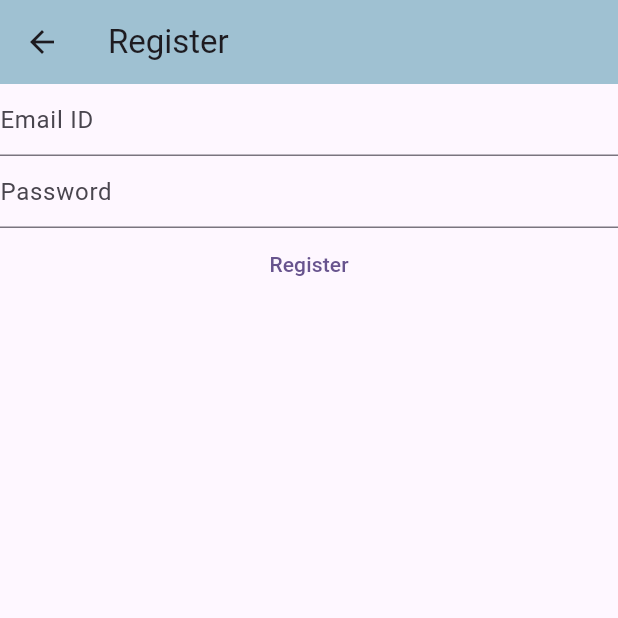
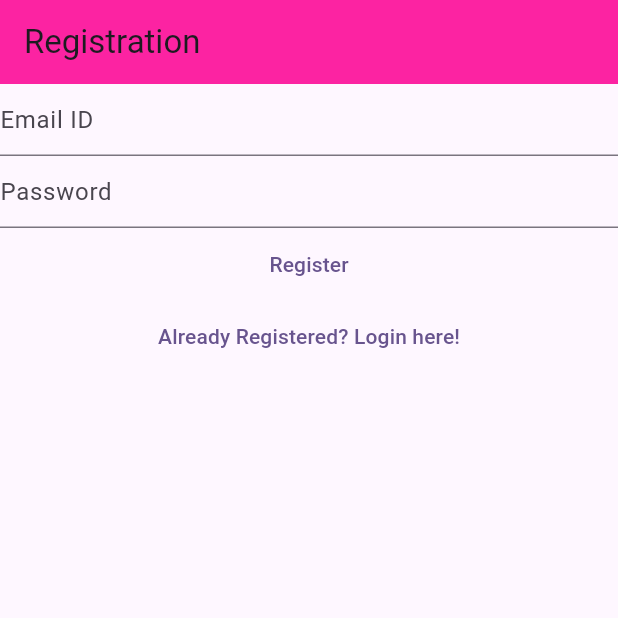
Before and after one commit to acandmishra/notes_app, a Flutter app: the RegisterView screen opened directly, on a phone screen of 412 x 824 dp, the top half of it. Run offline on Flutter 3.47's test engine with Material 3 defaults, Android fonts, the phone set to English and light mode, and no system bars; our stand-ins replace firebase_auth, firebase_core; accounts and stored records are empty.

Commit message:
Commit 2
Task accomplished ->
#made separate file for verifying email
# first we removed the scaffold from all the views and returned only the column having all the page content in builder function of each view , this was done as we were returning these view inside the scaffold of home page, later this was changed as we required to navigate from one page to other using named routes
#named routes were created for registration and login view in the main file
# we again provided the views with their separate scaffolds and removed the scaffold from the home page leaving only the future builder to be returned by the builder of home page, this was done so that home page just contain the logic to decide which view is to be shown based on connection status , which is yet to be implemented
#also added circular progress bar as default in future builder connection state

```diff
--- a/lib/views/register_view.dart
+++ b/lib/views/register_view.dart
@@ -1,7 +1,5 @@
 import 'package:firebase_auth/firebase_auth.dart';
-import 'package:firebase_core/firebase_core.dart';
 import 'package:flutter/material.dart';
-import 'package:notes_app/firebase_options.dart';
 
 class RegisterView extends StatefulWidget {
   const RegisterView({super.key});
@@ -33,17 +31,10 @@ class _RegisterViewState extends State<RegisterView> {
   Widget build(BuildContext context) {
     return Scaffold(
       appBar:AppBar(
-        title:const Text("Register"),
-        backgroundColor: const Color.fromARGB(255, 159, 193, 210),
+        title: const Text("Registration"),
+        backgroundColor: const Color.fromARGB(255, 252, 35, 162),
       ),
-      body: FutureBuilder(
-        future:Firebase.initializeApp(
-                  options:DefaultFirebaseOptions.currentPlatform,
-                ),
-        builder:(context, snapshot) {
-          switch(snapshot.connectionState){
-            case ConnectionState.done:
-              return Column(
+      body: Column(
                   children: [
                     TextField(
                       controller: _email,
@@ -86,13 +77,13 @@ class _RegisterViewState extends State<RegisterView> {
                       },
                       child:const Text("Register"),
                     ),
-                ],
-          );
-          default:
-            return const Text("Loading...");
-          }
+                    TextButton(
+                      onPressed:() {
 
                       },
+                      child:Text("Already Registered? Login here!"),
+                    ),
+                  ],
             ),
     );
   }
```
Also changed, not shown: lib/main.dart (+13 -15 lines), lib/views/login_view.dart (+11 -18 lines), lib/views/verify_email_view.dart (added, +31 -0 lines). Lines whose indentation alone changed are shown as unchanged.
